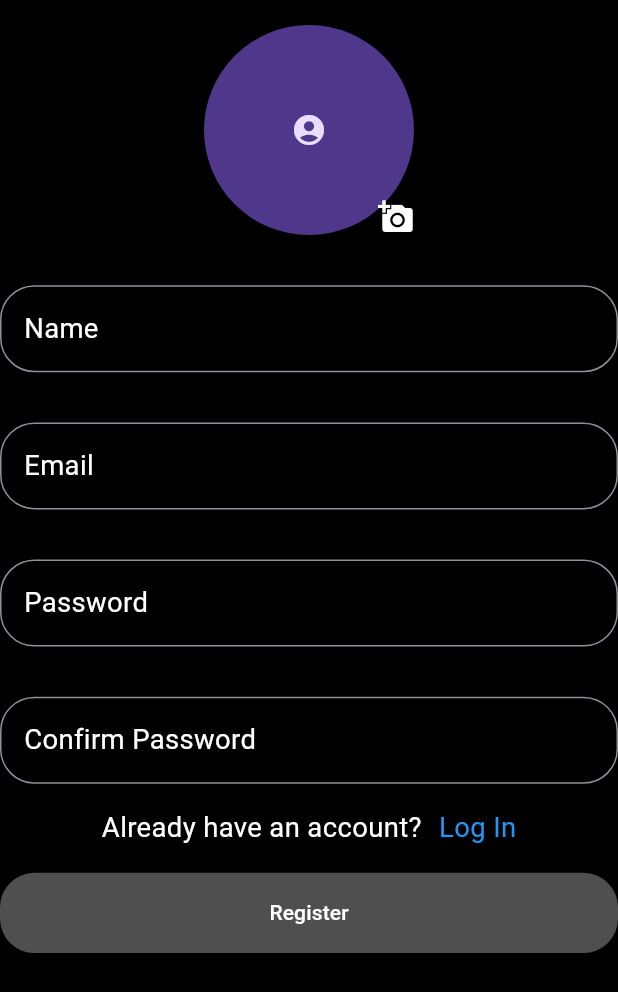
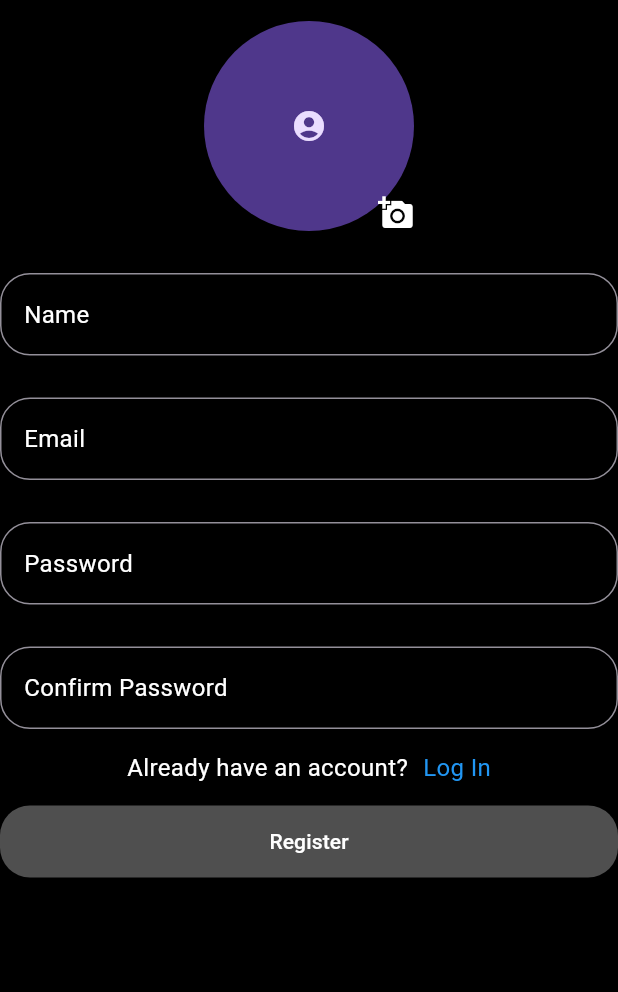
Before and after one commit to mohammedsaleh123/iamtalking, a Flutter app: the screen it shows after launch, after a tap on "Register", on a phone screen of 412 x 824 dp. Shown: the top 992 px of the screen. Run offline on Flutter 3.47's test engine with Material 3 defaults, Android fonts, the phone set to English and light mode, and no system bars; our stand-ins replace audioplayers, cached_network_image, cloud_firestore, expandable_text, firebase_auth, firebase_core and 11 more; missing offline and left inert: audio_wave, social_media_recorder; accounts and stored records are empty; network calls fail.

Commit message:
some updates

```diff
--- a/lib/feautures/bussines_logic/post_cubit/post_state.dart
+++ b/lib/feautures/bussines_logic/post_cubit/post_state.dart
@@ -114,3 +114,5 @@ final class UnSavePostFailed extends PostState {
 
   UnSavePostFailed(this.error);
 }
+
+final class ClearPostField extends PostState {}
--- a/lib/feautures/presentation/edit_post_view/edit_post_view.dart
+++ b/lib/feautures/presentation/edit_post_view/edit_post_view.dart
@@ -52,7 +52,7 @@ class _EditPostViewState extends State<EditPostView> {
           return SingleChildScrollView(
             child: Column(
               children: [
-                PostMedia(cubit: cubit),
+                const PostMedia(),
                 ChoosePostMedia(cubit: cubit),
                 CustomTextField(
                   hintText: S.of(context).add_caption,
--- a/lib/feautures/presentation/profile_view/widgets/profile_info.dart
+++ b/lib/feautures/presentation/profile_view/widgets/profile_info.dart
@@ -17,7 +17,7 @@ class ProfileInfo extends StatelessWidget {
   @override
   Widget build(BuildContext context) {
     return SizedBox(
-      height: 80.h,
+      height: 90.h,
       child: Column(
         mainAxisAlignment: MainAxisAlignment.center,
         children: [
--- a/lib/main.dart
+++ b/lib/main.dart
@@ -23,7 +23,6 @@ void main() async {
     ),
   );
   SystemChrome.setEnabledSystemUIMode(SystemUiMode.edgeToEdge);
-  runApp(
-    MyApp() as Widget,
-  );
+  SystemChrome.setPreferredOrientations([DeviceOrientation.portraitUp])
+      .then((value) => runApp(MyApp()));
 }
--- a/lib/my_app.dart
+++ b/lib/my_app.dart
@@ -35,8 +35,9 @@ class MyApp extends StatelessWidget {
       ],
       child: BlocBuilder<AppBloc, AppState>(
         builder: (context, state) {
+          final size = MediaQuery.of(context).size;
           return ScreenUtilInit(
-            designSize: const Size(360, 690),
+            designSize:  Size(size.width, size.height),
             minTextAdapt: true,
             splitScreenMode: true,
             builder: (screen, child) {
```
Also changed, not shown: lib/feautures/bussines_logic/post_cubit/post_cubit.dart (+6 -3 lines), lib/feautures/presentation/add_post_view/add_post_view.dart (+10 -4 lines), lib/feautures/presentation/add_post_view/widgets/post_media.dart (+6 -3 lines).
